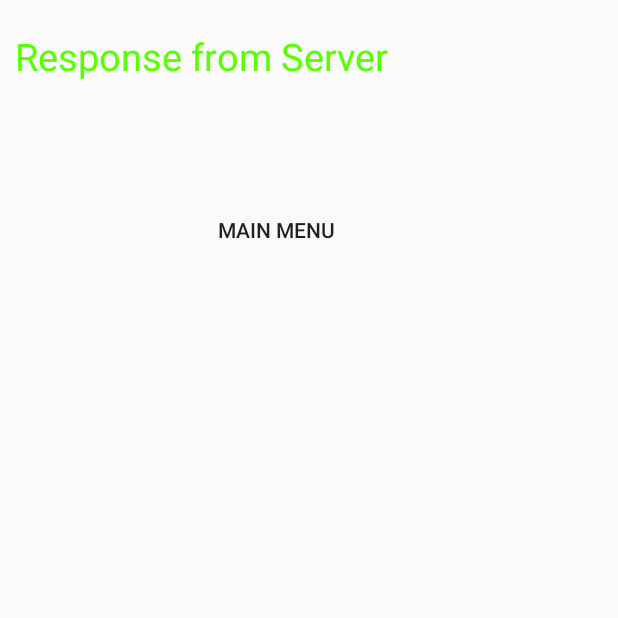
After one commit to Narenderrayala/Android-Coding-Test, an Android app: the ServerResponse screen opened directly, with no data from a screen before it, on a phone screen of 412 x 824 dp, the top half of it. The commit adds this screen. Run offline under Robolectric (Android 15) with nearby library versions, the phone set to English and light mode, and no system bars.

Commit message:
Updated Code

```diff
--- a/FetchData/app/src/main/AndroidManifest.xml
+++ b/FetchData/app/src/main/AndroidManifest.xml
@@ -5,7 +5,6 @@
     <uses-permission android:name="android.permission.INTERNET" />
 
     <application
-
         android:allowBackup="true"
         android:icon="@mipmap/ic_launcher"
         android:label="@string/app_name"
@@ -13,7 +12,7 @@
         android:supportsRtl="true"
         android:theme="@style/AppTheme">
         <activity android:name=".FetchData" />
-        <activity android:name=".Post"></activity>
+        <activity android:name=".Post" />
         <activity android:name=".MainActivity">
             <intent-filter>
                 <action android:name="android.intent.action.MAIN" />
@@ -21,7 +20,8 @@
                 <category android:name="android.intent.category.LAUNCHER" />
             </intent-filter>
         </activity>
-        <activity android:name=".Main2Activity"></activity>
+        <activity android:name=".Main2Activity" />
+        <activity android:name=".ServerResponse"></activity>
     </application>
 
 </manifest>
--- a/FetchData/app/src/main/java/com/example/naren/fetchdata/FetchData.java
+++ b/FetchData/app/src/main/java/com/example/naren/fetchdata/FetchData.java
@@ -34,6 +34,7 @@ public class FetchData extends AppCompatActivity {
         super.onCreate(savedInstanceState);
         setContentView(R.layout.activity_fetch_data);
         list1=(ListView)findViewById(R.id.list);
+
         DownloadJson d= new DownloadJson();
         d.execute("https://reqres.in/api/users?page=");
     }
@@ -106,6 +107,7 @@ public class FetchData extends AppCompatActivity {
         @Override
         protected void onPostExecute(String result) {
             Log.i("Website content",result);
+
             CustomAdapter customAdapter=new CustomAdapter();
             list1.setAdapter(customAdapter);
         }
--- a/FetchData/app/src/main/java/com/example/naren/fetchdata/MainActivity.java
+++ b/FetchData/app/src/main/java/com/example/naren/fetchdata/MainActivity.java
@@ -8,7 +8,7 @@ import android.os.Bundle;
 
 public class MainActivity extends AppCompatActivity {
 
-    private static int splash=2000;
+    private static int splash=500;
     @Override
     protected void onCreate(Bundle savedInstanceState) {
         super.onCreate(savedInstanceState);
--- /dev/null
+++ b/FetchData/app/src/main/java/com/example/naren/fetchdata/ServerResponse.java
@@ -0,0 +1,39 @@
+package com.example.naren.fetchdata;
+
+import android.content.Intent;
+import android.support.v7.app.AppCompatActivity;
+import android.os.Bundle;
+import android.view.View;
+import android.widget.Button;
+import android.widget.TextView;
+
+public class ServerResponse extends AppCompatActivity {
+
+    String serverresponse;
+    TextView Code,Response;
+    Button Mainmenu;
+    Intent intent;
+
+    @Override
+    protected void onCreate(Bundle savedInstanceState) {
+        super.onCreate(savedInstanceState);
+        setContentView(R.layout.activity_server_response);
+        intent=getIntent();
+        serverresponse=intent.getStringExtra("ServerMessage");
+
+        Code=(TextView)findViewById(R.id.textView);
+        Response=(TextView)findViewById(R.id.textView2);
+        Mainmenu=(Button)findViewById(R.id.button4);
+
+        Response.setText(serverresponse);
+
+
+    }
+    public void onclick(View view)
+    {
+
+        intent=new Intent(ServerResponse.this,Main2Activity.class);
+        startActivity(intent);
+
+    }
+}
--- a/FetchData/app/src/main/res/layout/activity_fetch_data.xml
+++ b/FetchData/app/src/main/res/layout/activity_fetch_data.xml
@@ -11,6 +11,7 @@
         android:id="@+id/list"
         android:layout_width="368dp"
         android:layout_height="551dp"
+        android:textFilterEnabled="true"
         tools:layout_editor_absoluteX="8dp"
         tools:layout_editor_absoluteY="8dp" />
 </android.support.constraint.ConstraintLayout>
--- /dev/null
+++ b/FetchData/app/src/main/res/layout/activity_server_response.xml
@@ -0,0 +1,49 @@
+<?xml version="1.0" encoding="utf-8"?>
+<android.support.constraint.ConstraintLayout xmlns:android="http://schemas.android.com/apk/res/android"
+    xmlns:app="http://schemas.android.com/apk/res-auto"
+    xmlns:tools="http://schemas.android.com/tools"
+    android:layout_width="match_parent"
+    android:layout_height="match_parent"
+    tools:context="com.example.naren.fetchdata.ServerResponse">
+
+    <RelativeLayout
+        android:layout_width="368dp"
+        android:layout_height="551dp"
+        tools:layout_editor_absoluteY="8dp"
+        tools:layout_editor_absoluteX="8dp">
+
+        <TextView
+            android:id="@+id/textView2"
+            android:layout_width="wrap_content"
+            android:layout_height="wrap_content"
+            android:layout_below="@+id/textView"
+            android:layout_marginLeft="10dp"
+            android:layout_marginTop="20dp"
+            android:text="TextView"
+            android:textColor="@android:color/holo_blue_dark"
+            android:textSize="25sp" />
+
+        <TextView
+            android:id="@+id/textView"
+            android:layout_width="wrap_content"
+            android:layout_height="wrap_content"
+            android:layout_marginLeft="10dp"
+            android:layout_marginTop="20dp"
+            android:text="Response from Server"
+            android:textColor="@color/colorPrimaryDark"
+            android:textSize="25sp" />
+
+        <Button
+            android:id="@+id/button4"
+            style="@style/Widget.AppCompat.Button.Borderless"
+            android:layout_width="wrap_content"
+            android:layout_height="wrap_content"
+            android:layout_alignParentRight="false"
+            android:layout_below="@+id/textView2"
+            android:layout_centerInParent="true"
+            android:layout_marginTop="20dp"
+            android:capitalize="none"
+            android:onClick="onclick"
+            android:text="Main Menu" />
+    </RelativeLayout>
+</android.support.constraint.ConstraintLayout>
--- a/FetchData/app/src/main/res/values/colors.xml
+++ b/FetchData/app/src/main/res/values/colors.xml
@@ -1,7 +1,7 @@
 <?xml version="1.0" encoding="utf-8"?>
 <resources>
     <color name="colorPrimary">#3f51b5</color>
-    <color name="colorPrimaryDark">#273833</color>
+    <color name="colorPrimaryDark">#59ff00</color>
     <color name="Black">#000</color>
     <color name="Lightorange">#fdf2df</color>
     <color name="Lightorangedark">#ebd6ab</color>
--- a/FetchData/app/src/main/res/values/styles.xml
+++ b/FetchData/app/src/main/res/values/styles.xml
@@ -4,7 +4,7 @@
     <style name="AppTheme" parent="Theme.AppCompat.Light.NoActionBar">
         <!-- Customize your theme here. -->
         <item name="colorPrimary">@color/colorPrimary</item>
-        <item name="colorPrimaryDark">@color/colorPrimaryDark</item>
+        <item name="colorPrimaryDark">@color/Black</item>
         <item name="colorAccent">@color/colorAccent</item>
     </style>
 
```
Also changed, not shown: FetchData/app/src/main/java/com/example/naren/fetchdata/Post.java (+73 -13 lines), FetchData/app/src/main/res/layout/activity_post.xml (+47 -0 lines), FetchData/app/src/main/res/drawable/theme2.jpg (added).
